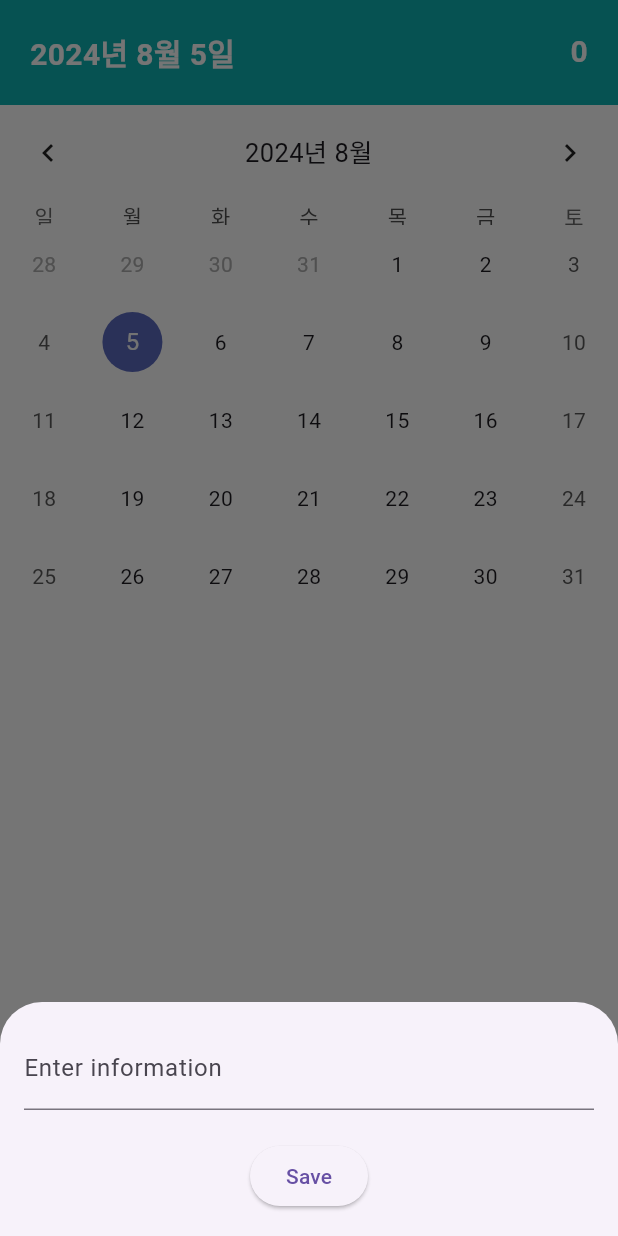
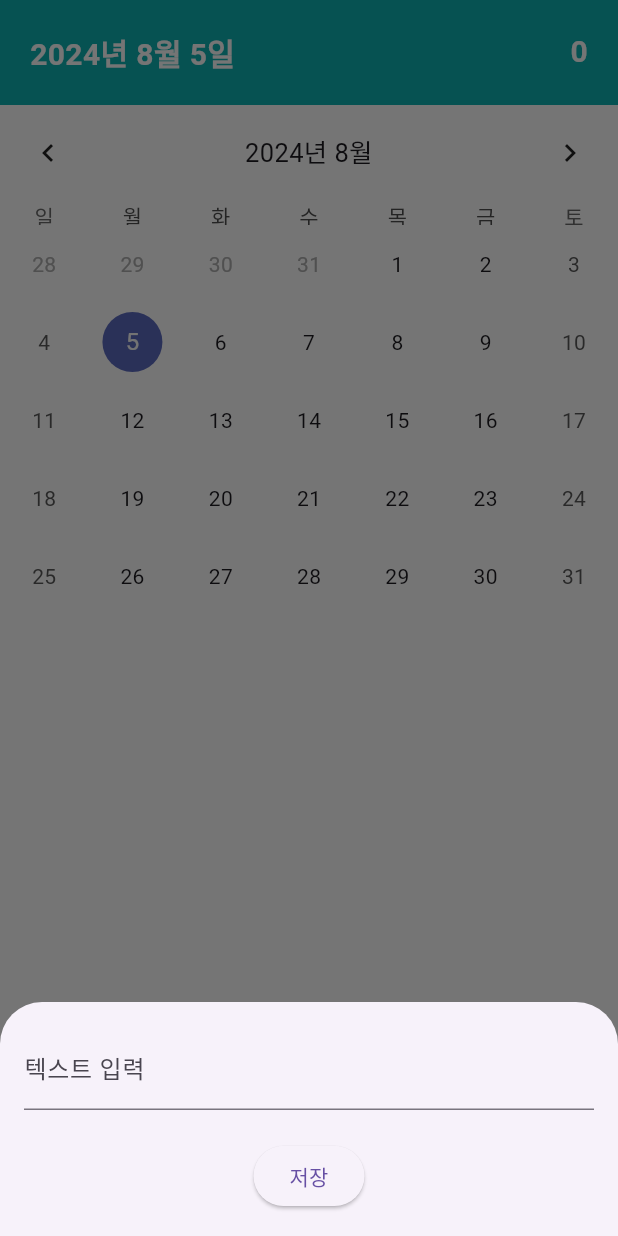
Before and after one commit to aillagerbear/trpgCalendar, a Flutter app: the screen it shows after launch, after a tap on the "add" icon, on a phone screen of 412 x 824 dp. Run offline on Flutter 3.47's test engine with Material 3 defaults, Android fonts, the light colour scheme and no system bars; drawn by our look-alikes of table_calendar; our stand-ins replace flutter_dotenv, supabase_flutter; accounts and stored records are empty.

Commit message:
2024.08.05 - 중간저장

```diff
--- /dev/null
+++ b/lib/model/Item.dart
@@ -0,0 +1,5 @@
+class Item {
+  final String text;
+
+  Item({required this.text});
+}
--- a/lib/screen/home_screen.dart
+++ b/lib/screen/home_screen.dart
@@ -7,6 +7,12 @@ import 'package:flutter/gestures.dart';
 
 bool isSameDay(DateTime a, DateTime b) {
   return a.year == b.year && a.month == b.month && a.day == b.day;
+}
+
+class Item {
+  final String text;
+
+  Item({required this.text});
 }
 
 class HomeScreen extends StatefulWidget {
@@ -23,14 +29,14 @@ class _HomeScreenState extends State<HomeScreen> {
     DateTime.now().day,
   );
   DateTime focusedDay = DateTime.now();
-  bool isLoading = false;  // 비동기 작업 상태
-  List<String> items = []; // Sample list to represent added items
+  bool isLoading = false; // 비동기 작업 상태
+  List<Item> items = []; // 빈 리스트로 초기화
 
   void onDaySelected(DateTime selectedDay, DateTime focusedDay) async {
     setState(() {
       this.selectedDay = selectedDay;
       this.focusedDay = focusedDay;
-      isLoading = true;  // 비동기 작업 시작
+      isLoading = true; // 비동기 작업 시작
     });
 
     print('Selected day: $selectedDay');
@@ -44,7 +50,7 @@ class _HomeScreenState extends State<HomeScreen> {
       final response = await Supabase.instance.client
           .from('selected_dates')
           .insert({
-        'user_id': user.id,  // 유저 ID 추가
+        'user_id': user.id, // 유저 ID 추가
         'date': selectedDay.toIso8601String()
       });
 
@@ -58,7 +64,7 @@ class _HomeScreenState extends State<HomeScreen> {
       print('Error: $error');
     } finally {
       setState(() {
-        isLoading = false;  // 비동기 작업 종료
+        isLoading = false; // 비동기 작업 종료
       });
     }
   }
@@ -74,10 +80,15 @@ class _HomeScreenState extends State<HomeScreen> {
   }
 
   void _showInputModal() {
+    final GlobalKey<FormState> formKey = GlobalKey();
+    final TextEditingController textController = TextEditingController();
+
     showModalBottomSheet(
       context: context,
       isScrollControlled: true,
       builder: (context) {
+        return StatefulBuilder(
+          builder: (BuildContext context, StateSetter setState) {
             return SingleChildScrollView(
               child: Padding(
                 padding: EdgeInsets.only(
@@ -85,31 +96,49 @@ class _HomeScreenState extends State<HomeScreen> {
                 ),
                 child: Container(
                   padding: EdgeInsets.all(16.0),
+                  child: Form(
+                    key: formKey,
                     child: Column(
                       mainAxisSize: MainAxisSize.min,
                       children: [
-                  TextField(
-                    decoration: InputDecoration(labelText: 'Enter information'),
-                    onSubmitted: (value) {
-                      setState(() {
-                        items.add(value);
-                      });
-                      Navigator.pop(context);
-                    },
+                        TextFormField(
+                          controller: textController,
+                          decoration: InputDecoration(labelText: '텍스트 입력'),
                         ),
                         SizedBox(height: 20),
                         ElevatedButton(
                           onPressed: () {
-                      // Add the logic to save the information
+                            setState(() {
+                              items.add(Item(text: textController.text));
+                            });
+                            Navigator.pop(context);
                           },
-                    child: Text('Save'),
+                          child: Text('저장'),
                         ),
                       ],
                     ),
                   ),
                 ),
+              ),
             );
           },
+        );
+      },
+    );
+  }
+
+  Widget buildCard(Item item) {
+    return Card(
+      margin: EdgeInsets.symmetric(vertical: 8, horizontal: 16),
+      child: Padding(
+        padding: const EdgeInsets.all(16.0),
+        child: Column(
+          crossAxisAlignment: CrossAxisAlignment.start,
+          children: [
+            Text('입력된 텍스트: ${item.text}'),
+          ],
+        ),
+      ),
     );
   }
 
@@ -125,12 +154,13 @@ class _HomeScreenState extends State<HomeScreen> {
         focusedDay = DateTime(focusedDay.year, focusedDay.month - 1, 1);
       });
     }
+    print('Focused day changed to: $focusedDay');
   }
 
   @override
   Widget build(BuildContext context) {
     return Scaffold(
-      backgroundColor: Colors.white,  // 배경색을 흰색으로 설정
+      backgroundColor: Colors.white, // 배경색을 흰색으로 설정
       body: SafeArea(
         child: Column(
           children: [
@@ -152,15 +182,13 @@ class _HomeScreenState extends State<HomeScreen> {
                     ),
                   ),
                   if (isLoading)
-                    CircularProgressIndicator()  // 로딩 표시
+                    CircularProgressIndicator() // 로딩 표시
                   else
                     Expanded(
                       child: ListView.builder(
                         itemCount: items.length,
                         itemBuilder: (context, index) {
-                          return ListTile(
-                            title: Text(items[index]),
-                          );
+                          return buildCard(items[index]);
                         },
                       ),
                     ),
@@ -172,7 +200,7 @@ class _HomeScreenState extends State<HomeScreen> {
       ),
       floatingActionButton: FloatingActionButton(
         onPressed: _showInputModal,
-        backgroundColor: primaryColor,  // 플로팅 버튼 색상 설정
+        backgroundColor: primaryColor, // 플로팅 버튼 색상 설정
         child: Icon(Icons.add),
       ),
     );
```
Lines whose indentation alone changed are shown as unchanged.
